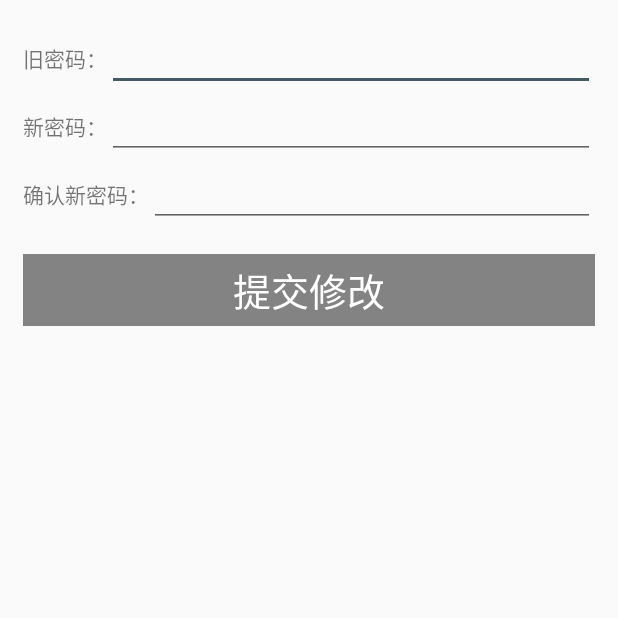
After one commit to ahaliulang/Graduation-Project, an Android app: the ChangePwdActivity screen opened directly, with no data from a screen before it, on a phone screen of 412 x 824 dp, the top half of it. The commit adds this screen. Run offline under Robolectric (Android 15) with nearby library versions, the phone set to English and light mode, and no system bars.

Commit message:
增加修改密码功能

```diff
--- a/app/src/main/AndroidManifest.xml
+++ b/app/src/main/AndroidManifest.xml
@@ -38,10 +38,12 @@
         <activity android:name=".activity.VideoDetailActivity" />
         <activity android:name=".activity.CategoryVideoListActivity"/>
         <activity android:name=".activity.LoginActivity"/>
+        <activity android:name=".activity.ChangePwdActivity"/>
         <service android:name=".services.CourseFetchService"/>
         <service android:name=".services.CourseDetailsService"/>
         <service android:name=".services.VideoFetchService"/>
         <service android:name=".services.LoginService"/>
+        <service android:name=".services.ChangePwdService"/>
 
     </application>
 
--- /dev/null
+++ b/app/src/main/java/com/app/graduationproject/activity/ChangePwdActivity.java
@@ -0,0 +1,182 @@
+package com.app.graduationproject.activity;
+
+import android.app.Activity;
+import android.content.BroadcastReceiver;
+import android.content.Context;
+import android.content.Intent;
+import android.content.IntentFilter;
+import android.content.SharedPreferences;
+import android.os.Bundle;
+import android.support.v4.content.LocalBroadcastManager;
+import android.text.Editable;
+import android.text.TextUtils;
+import android.text.TextWatcher;
+import android.util.Log;
+import android.view.View;
+import android.widget.Button;
+import android.widget.EditText;
+import android.widget.Toast;
+
+import com.app.graduationproject.R;
+import com.app.graduationproject.services.ChangePwdService;
+
+/**
+ * Created by TAN on 2016/12/11.
+ */
+public class ChangePwdActivity extends Activity{
+
+    public static final String EXTRA_USER = "acctount";
+    public static final String EXTRA_OLD_PASSWORD = "old_password";
+    public static final String EXTRA_NEW_PASSWORD = "new_password";
+
+    private EditText old_pwd;
+    private EditText new_pwd;
+    private EditText confirm;
+    private Button change;
+
+    private String old_pwd_text;
+    private String new_pwd_text;
+    private String confirm_text;
+    private String account;
+
+    private LocalBroadcastManager mLocalBroadcastManager;
+    private ChangeStatusReceiver changeStatusReceiver;
+
+    private SharedPreferences mSharedPreferences; //获取已登录的存储账号
+
+
+
+    @Override
+    protected void onCreate(Bundle savedInstanceState) {
+        setContentView(R.layout.activity_change_pwd);
+        super.onCreate(savedInstanceState);
+
+        mSharedPreferences = this.getSharedPreferences("account",MODE_PRIVATE);
+
+        changeStatusReceiver = new ChangeStatusReceiver();
+        mLocalBroadcastManager = LocalBroadcastManager.getInstance(this);
+        mLocalBroadcastManager.registerReceiver(changeStatusReceiver, new IntentFilter(ChangePwdService.ACTION_STATUS));
+
+        account = mSharedPreferences.getString("accountId","");
+
+        Log.e("account",account);
+
+        initView();
+        change.setOnClickListener(new View.OnClickListener() {
+            @Override
+            public void onClick(View view) {
+                if(old_pwd.getText().length() < 6 ){
+                    Toast.makeText(ChangePwdActivity.this,"原密码不能小于6位",Toast.LENGTH_SHORT).show();
+                }else if(new_pwd.getText().length() <6){
+                    Toast.makeText(ChangePwdActivity.this,"新密码不能小于6位",Toast.LENGTH_SHORT).show();
+                } else if(!new_pwd_text.equals(confirm_text)){
+                    Toast.makeText(ChangePwdActivity.this,"两次密码不一致，请重新输入！",Toast.LENGTH_SHORT).show();
+                }else {
+                    Intent intent = new Intent(ChangePwdActivity.this, ChangePwdService.class);
+                    intent.putExtra(EXTRA_USER,account);
+                    intent.putExtra(EXTRA_OLD_PASSWORD,old_pwd_text);
+                    intent.putExtra(EXTRA_NEW_PASSWORD,new_pwd_text);
+                    startService(intent);
+                }
+            }
+        });
+    }
+
+    @Override
+    protected void onDestroy() {
+        super.onDestroy();
+        mLocalBroadcastManager.unregisterReceiver(changeStatusReceiver);
+
+    }
+
+    private void initView() {
+        old_pwd = (EditText) findViewById(R.id.old_pwd);
+        old_pwd.addTextChangedListener(old_pwd_textwatch);
+        new_pwd = (EditText) findViewById(R.id.new_pwd);
+        new_pwd.addTextChangedListener(new_pwd_textwatch);
+        confirm = (EditText) findViewById(R.id.confirm_pwd);
+        confirm.addTextChangedListener(confirm_textwatch);
+        change = (Button) findViewById(R.id.change);
+    }
+
+    private TextWatcher old_pwd_textwatch = new TextWatcher() {
+        @Override
+        public void beforeTextChanged(CharSequence charSequence, int i, int i1, int i2) {
+
+        }
+
+        @Override
+        public void onTextChanged(CharSequence charSequence, int i, int i1, int i2) {
+
+        }
+
+        @Override
+        public void afterTextChanged(Editable editable) {
+            old_pwd_text = old_pwd.getText().toString();
+            changeState();
+        }
+    };
+
+    private TextWatcher new_pwd_textwatch = new TextWatcher() {
+        @Override
+        public void beforeTextChanged(CharSequence charSequence, int i, int i1, int i2) {
+
+        }
+
+        @Override
+        public void onTextChanged(CharSequence charSequence, int i, int i1, int i2) {
+
+        }
+
+        @Override
+        public void afterTextChanged(Editable editable) {
+            new_pwd_text = new_pwd.getText().toString();
+            changeState();
+        }
+    };
+
+    private TextWatcher confirm_textwatch = new TextWatcher() {
+        @Override
+        public void beforeTextChanged(CharSequence charSequence, int i, int i1, int i2) {
+
+        }
+
+        @Override
+        public void onTextChanged(CharSequence charSequence, int i, int i1, int i2) {
+
+        }
+
+        @Override
+        public void afterTextChanged(Editable editable) {
+            confirm_text = confirm.getText().toString();
+            changeState();
+        }
+    };
+
+    private void changeState() {
+        if (!(TextUtils.isEmpty(old_pwd_text)) && !(TextUtils.isEmpty(new_pwd_text)) && !TextUtils.isEmpty(confirm_text)) {
+            change.setEnabled(true);
+            change.setBackgroundColor(getResources().getColor(R.color.colorDeepGreen));
+        } else {
+            change.setEnabled(false);
+            change.setBackgroundColor(getResources().getColor(R.color.colorGray));
+        }
+    }
+
+    private class ChangeStatusReceiver extends BroadcastReceiver{
+
+        @Override
+        public void onReceive(Context context, Intent intent) {
+            final int status = intent.getIntExtra(ChangePwdService.EXTRA_STATUS,0);
+            if(status == 1){
+                Toast.makeText(context,"修改密码成功",Toast.LENGTH_SHORT).show();
+                finish();
+            }else {
+                Toast.makeText(context,"原密码不正确，请重新输入",Toast.LENGTH_SHORT).show();
+            }
+        }
+    }
+
+
+
+}
--- /dev/null
+++ b/app/src/main/res/layout/activity_change_pwd.xml
@@ -0,0 +1,61 @@
+<?xml version="1.0" encoding="utf-8"?>
+<LinearLayout xmlns:android="http://schemas.android.com/apk/res/android"
+    android:orientation="vertical" android:layout_width="match_parent"
+    android:layout_height="match_parent"
+    android:padding="15dp">
+    <LinearLayout
+        android:layout_width="match_parent"
+        android:layout_height="wrap_content"
+        android:orientation="horizontal">
+        <TextView
+            android:layout_width="wrap_content"
+            android:layout_height="wrap_content"
+            android:text="旧密码："/>
+        <EditText
+            android:id="@+id/old_pwd"
+            android:inputType="textPassword"
+            android:singleLine="true"
+            android:layout_width="match_parent"
+            android:layout_height="wrap_content" />
+    </LinearLayout><LinearLayout
+        android:layout_width="match_parent"
+        android:layout_height="wrap_content"
+        android:orientation="horizontal">
+        <TextView
+
+            android:layout_width="wrap_content"
+            android:layout_height="wrap_content"
+            android:text="新密码："/>
+        <EditText
+            android:id="@+id/new_pwd"
+            android:singleLine="true"
+            android:inputType="textPassword"
+            android:layout_width="match_parent"
+            android:layout_height="wrap_content" />
+    </LinearLayout><LinearLayout
+        android:layout_width="match_parent"
+        android:layout_height="wrap_content"
+        android:orientation="horizontal">
+        <TextView
+            android:layout_width="wrap_content"
+            android:layout_height="wrap_content"
+            android:text="确认新密码："/>
+        <EditText
+            android:id="@+id/confirm_pwd"
+            android:singleLine="true"
+            android:inputType="textPassword"
+            android:layout_width="match_parent"
+            android:layout_height="wrap_content" />
+    </LinearLayout>
+    <Button
+        android:id="@+id/change"
+        android:text="提交修改"
+        android:textSize="25sp"
+        android:layout_width="match_parent"
+        android:layout_height="wrap_content"
+        android:layout_marginTop="18dp"
+        android:enabled="false"
+        android:background="@color/colorGray"
+        android:textColor="@color/colorWhite"/>
+
+</LinearLayout>
--- a/app/src/main/res/layout/activity_login.xml
+++ b/app/src/main/res/layout/activity_login.xml
@@ -16,6 +16,7 @@
     <EditText
         android:id="@+id/password"
         android:hint="密码"
+        android:inputType="textPassword"
         android:singleLine="true"
         android:layout_width="match_parent"
         android:layout_height="wrap_content"
@@ -23,7 +24,7 @@
        />
     <Button
         android:id="@+id/login"
-        android:layout_marginTop="10dp"
+        android:layout_marginTop="18dp"
         android:textSize="25sp"
         android:layout_width="match_parent"
         android:text="登录"
```
Also changed, not shown: app/src/main/java/com/app/graduationproject/activity/LoginActivity.java (+15 -2 lines), app/src/main/java/com/app/graduationproject/entity/ChangePwdStatus.java (added, +16 -0 lines), app/src/main/java/com/app/graduationproject/fragment/MyFragment.java (+123 -5 lines), app/src/main/java/com/app/graduationproject/net/CloudAPI.java (+7 -1 lines), app/src/main/java/com/app/graduationproject/services/ChangePwdService.java (added, +78 -0 lines), app/src/main/res/layout/my_fragment.xml (+6 -3 lines).
